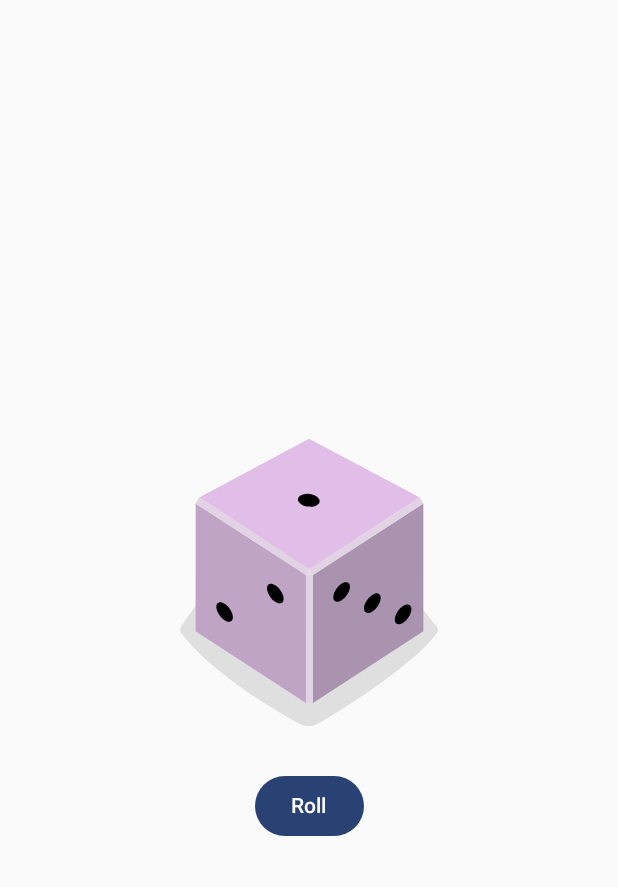
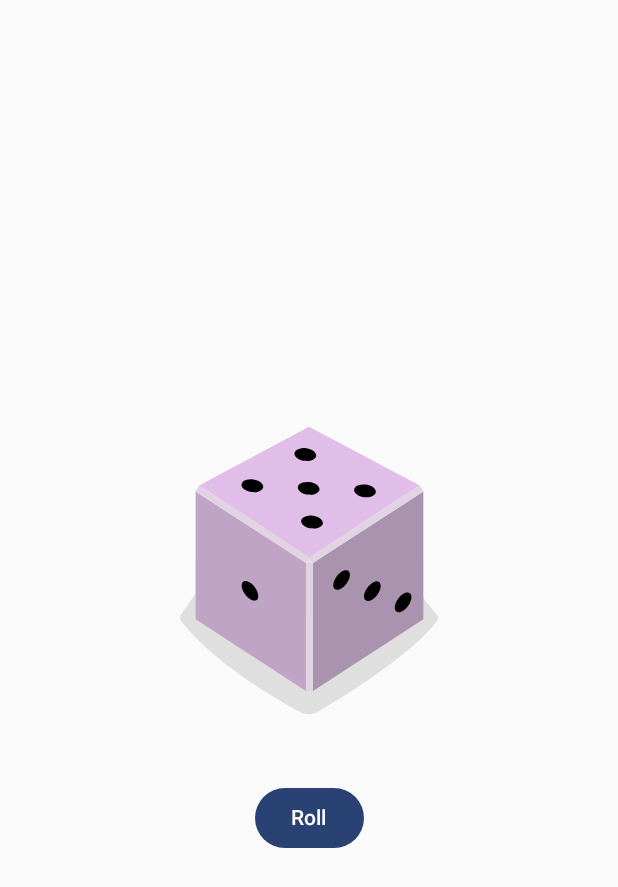
Before and after one commit to ErnestoJacRos/DiceRollDos, an Android app built with Jetpack Compose: the screen it shows after launch (MainActivity), after a tap on "Roll", on a phone screen of 412 x 824 dp. Shown: the top 887 px of the screen. Run offline under Robolectric (Android 15) with nearby library versions, the phone set to English and light mode, and no system bars.

Commit message:
se agregó lógica

```diff
--- a/app/src/main/java/com/jacrosdevs/dicerollerdos/MainActivity.kt
+++ b/app/src/main/java/com/jacrosdevs/dicerollerdos/MainActivity.kt
@@ -6,16 +6,23 @@ import androidx.activity.compose.setContent
 import androidx.activity.enableEdgeToEdge
 import androidx.compose.foundation.Image
 import androidx.compose.foundation.layout.Column
+import androidx.compose.foundation.layout.Spacer
 import androidx.compose.foundation.layout.fillMaxSize
+import androidx.compose.foundation.layout.height
 import androidx.compose.foundation.layout.wrapContentSize
 import androidx.compose.material3.Button
 import androidx.compose.material3.Text
 import androidx.compose.runtime.Composable
+import androidx.compose.runtime.getValue
+import androidx.compose.runtime.mutableStateOf
+import androidx.compose.runtime.remember
+import androidx.compose.runtime.setValue
 import androidx.compose.ui.Alignment
 import androidx.compose.ui.Modifier
 import androidx.compose.ui.res.painterResource
 import androidx.compose.ui.res.stringResource
 import androidx.compose.ui.tooling.preview.Preview
+import androidx.compose.ui.unit.dp
 import com.jacrosdevs.dicerollerdos.ui.theme.DiceRollerDosTheme
 
 class MainActivity : ComponentActivity() {
@@ -42,15 +49,29 @@ fun DiceRollerApp() {
 
 @Composable
 fun DiceWithButtonAndImage(modifier: Modifier = Modifier) {
+    var result by remember {
+        mutableStateOf(1)
+    }
+    val imageResource = when(result) {
+        1 -> R.drawable.dice_1
+        2 -> R.drawable.dice_2
+        3 -> R.drawable.dice_3
+        4 -> R.drawable.dice_4
+        5 -> R.drawable.dice_5
+        else -> R.drawable.dice_6
+    }
     Column(
         modifier = modifier,
         horizontalAlignment = Alignment.CenterHorizontally
     ) {
         Image(
-            painter = painterResource(id = R.drawable.dice_1),
-            contentDescription = "1"
+            painter = painterResource(id = imageResource),
+            contentDescription = result.toString()
         )
-        Button(onClick = { /*TODO*/ }) {
+
+        Spacer(modifier = Modifier.height(16.dp))
+
+        Button(onClick = { result = (1..6).random()} ) {
             Text(text = stringResource(id = R.string.roll))
         }
     }
```
